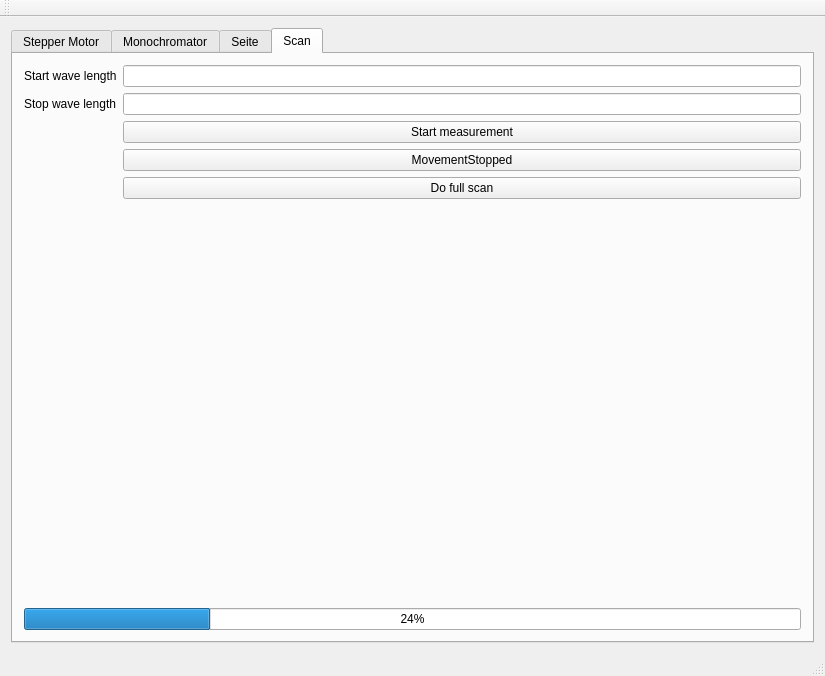
Old version of the form mainwindow.ui in the repository anates/DispersionSetup.
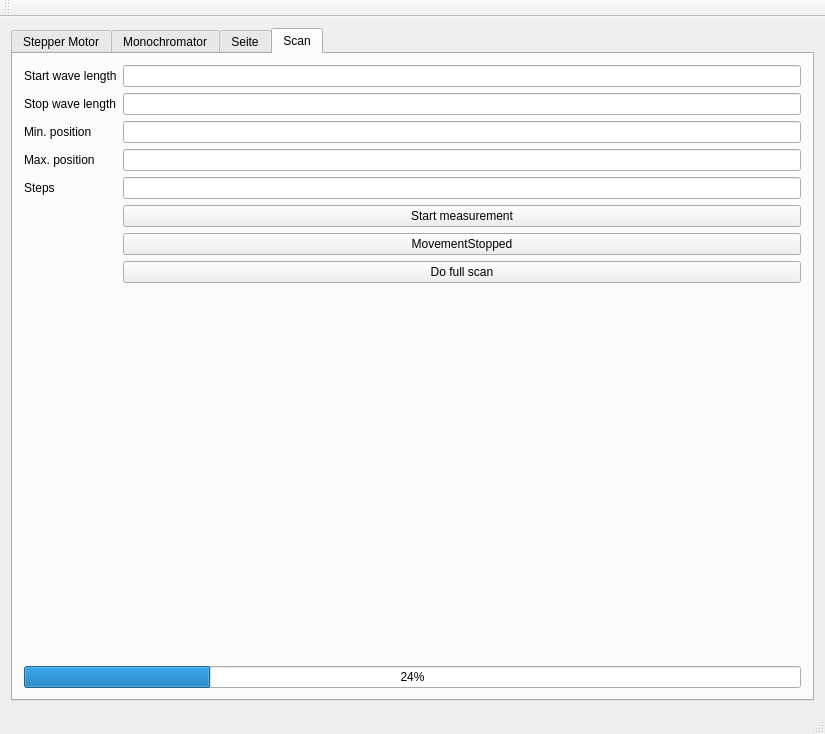
New version of the form. Custom widgets are drawn as their Qt base class.

What changed in the file:
```diff
--- a/mainwindow.ui
+++ b/mainwindow.ui
@@ -7,7 +7,7 @@
     <x>0</x>
     <y>0</y>
     <width>825</width>
-    <height>676</height>
+    <height>734</height>
    </rect>
   </property>
   <property name="windowTitle">
@@ -198,34 +198,64 @@
           <item row="1" column="1">
            <widget class="QLineEdit" name="stopValue"/>
           </item>
-          <item row="2" column="0">
+          <item row="3" column="1">
+           <widget class="QLineEdit" name="maxPos"/>
+          </item>
+          <item row="5" column="0">
            <widget class="QLabel" name="label_12">
             <property name="text">
              <string/>
             </property>
            </widget>
           </item>
-          <item row="2" column="1">
+          <item row="5" column="1">
            <widget class="QPushButton" name="startScan">
             <property name="text">
              <string>Start measurement</string>
             </property>
            </widget>
           </item>
-          <item row="3" column="1">
+          <item row="7" column="1">
            <widget class="QPushButton" name="MovStopped">
             <property name="text">
              <string>MovementStopped</string>
             </property>
            </widget>
           </item>
-          <item row="4" column="1">
+          <item row="8" column="1">
            <widget class="QPushButton" name="FullScan">
             <property name="text">
              <string>Do full scan</string>
             </property>
            </widget>
           </item>
+          <item row="2" column="1">
+           <widget class="QLineEdit" name="minPos"/>
+          </item>
+          <item row="2" column="0">
+           <widget class="QLabel" name="label_13">
+            <property name="text">
+             <string>Min. position</string>
+            </property>
+           </widget>
+          </item>
+          <item row="3" column="0">
+           <widget class="QLabel" name="label_14">
+            <property name="text">
+             <string>Max. position</string>
+            </property>
+           </widget>
+          </item>
+          <item row="4" column="0">
+           <widget class="QLabel" name="label_15">
+            <property name="text">
+             <string>Steps</string>
+            </property>
+           </widget>
+          </item>
+          <item row="4" column="1">
+           <widget class="QLineEdit" name="num_steps"/>
+          </item>
          </layout>
         </item>
         <item row="2" column="0">
```
